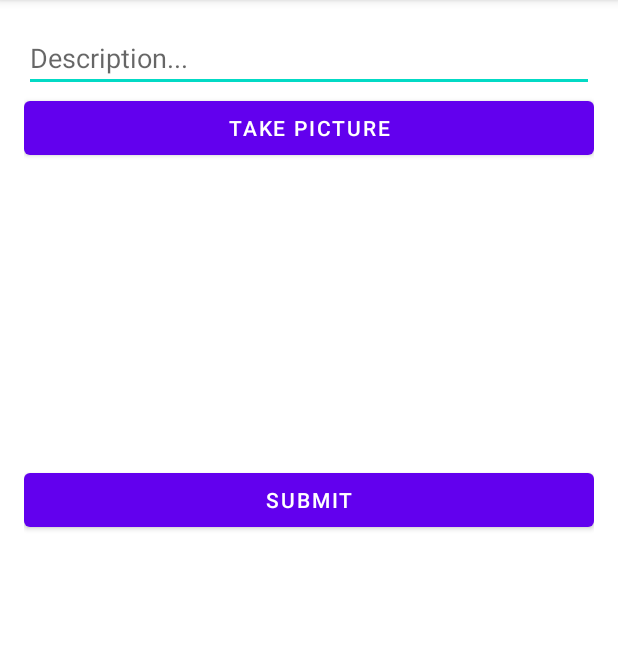
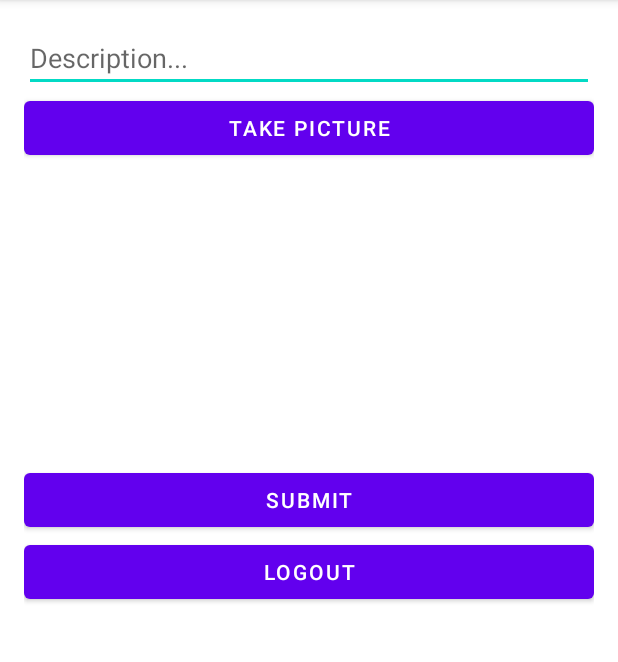
Before and after one commit to hamzaali360/InstagramClone, an Android app: the MainActivity screen opened directly, with no data from a screen before it, on a phone screen of 412 x 824 dp, the part 84-746 px from its top. Run offline under Robolectric (Android 15) with nearby library versions, the phone set to English and light mode, and no system bars; libraries missing offline, so code that uses them is left out: com.parse.

Commit message:
updating projecting that is now working

```diff
--- a/app/src/main/java/com/codepath/instagramclone/MainActivity.java
+++ b/app/src/main/java/com/codepath/instagramclone/MainActivity.java
@@ -7,7 +7,6 @@ import android.net.Uri;
 import android.os.Bundle;
 import android.os.Environment;
 import android.provider.MediaStore;
-import android.service.autofill.SaveCallback;
 import android.util.Log;
 import android.view.View;
 import android.widget.Button;
@@ -19,8 +18,14 @@ import androidx.annotation.Nullable;
 import androidx.appcompat.app.AppCompatActivity;
 import androidx.core.content.FileProvider;
 
+import com.parse.FindCallback;
+import com.parse.ParseException;
+import com.parse.ParseFile;
+import com.parse.ParseQuery;
+import com.parse.ParseUser;
+import com.parse.SaveCallback;
+
 import java.io.File;
-import java.text.ParseException;
 import java.util.List;
 
 public class MainActivity extends AppCompatActivity {
@@ -32,6 +37,8 @@ public class MainActivity extends AppCompatActivity {
     private ImageView ivPostImage;
     private Button btnSubmit;
     private File photoFile;
+    private Button btnLogout;
+    private String photoFileName = "photo.jpg";
 
     @Override
     protected void onCreate(Bundle savedInstanceState) {
@@ -42,6 +49,17 @@ public class MainActivity extends AppCompatActivity {
         btnCaptureImage = findViewById(R.id.btnCaptureImage);
         ivPostImage = findViewById(R.id.ivPostImage);
         btnSubmit = findViewById(R.id.btnSubmit);
+        btnLogout = findViewById(R.id.btnLogin);
+
+//        btnLogout.setOnClickListener(new View.OnClickListener() {
+//            @Override
+//            public void onClick(View v) {
+//                //Log.i(TAG, "onClick logout button");
+//                //ParseUser.logOut();
+//                //ParseUser currentUser = ParseUser.getCurrentUser();
+//                //logout(currentUser);
+//            }
+//        });
 
         btnCaptureImage.setOnClickListener(new View.OnClickListener() {
             @Override
@@ -67,9 +85,24 @@ public class MainActivity extends AppCompatActivity {
                 ParseUser currentUser = ParseUser.getCurrentUser();
                 savePost(description, currentUser, photoFile);
             }
+
         });
+
+
     }
-
+//    private void logout(ParseUser currentUser) {
+//        Log.i(TAG, "Attempting to logout user " + currentUser);
+//        if (currentUser != null) {
+//            // do stuff with the user
+//            ParseUser.logOut();
+//            currentUser = ParseUser.getCurrentUser();
+//        } else {
+//            Intent i = new Intent(MainActivity.this, LoginActivity.class);
+//            startActivity(i);
+//            finish();
+//            // show the signup or login screen
+//        }
+    //}
     private void launchCamera() {
         // create Intent to take a picture and return control to the calling application
         Intent intent = new Intent(MediaStore.ACTION_IMAGE_CAPTURE);
@@ -91,7 +124,7 @@ public class MainActivity extends AppCompatActivity {
     }
 
     @Override
-    protected void OnActivityResult(int requestCode, int resultCode, @Nullable Intent data) {
+    protected void onActivityResult(int requestCode, int resultCode, @Nullable Intent data) {
         super.onActivityResult(requestCode, resultCode, data);
         if (requestCode == CAPTURE_IMAGE_ACTIVITY_REQUEST_CODE) {
             if (resultCode == RESULT_OK) {
@@ -139,15 +172,17 @@ public class MainActivity extends AppCompatActivity {
                 etDescription.setText("");
                 ivPostImage.setImageResource(0);
             }
-        });
+
+    });
     }
+
 
     private void queryPost() {
         ParseQuery<Post> query = ParseQuery.getQuery(Post.class);
         query.include(Post.KEY_USER);
         query.findInBackground(new FindCallback<Post>() {
             @Override
-            public void done(List<Post > posts, ParseException e) {
+            public void done(List<Post > posts, com.parse.ParseException e) {
                 if (e != null) {
                     Log.e(TAG, "Issue with getting posts", e);
                     return;
--- a/app/src/main/java/com/codepath/instagramclone/ParseApplication.java
+++ b/app/src/main/java/com/codepath/instagramclone/ParseApplication.java
@@ -11,15 +11,11 @@ public class ParseApplication extends Application {
     public void onCreate() {
         super.onCreate();
 
-        ParseObject.registerSubclass(TodoItem.class);
-
         ParseObject.registerSubclass(Post.class);
         Parse.initialize(new Parse.Configuration.Builder(this)
                 .applicationId("j8oCzmbI5JFR4U6ssZ4RvXACReVWDCLTMFt4Cdb6")
                 .clientKey("8q4DhU7x709G19qOM2RCvY8S09BEaaW9likkUt4a")
                 .server("https://parseapi.back4app.com")
-                .build()
-        );
-    }
+                .build());
     }
 }
--- a/app/src/main/java/com/codepath/instagramclone/Post.java
+++ b/app/src/main/java/com/codepath/instagramclone/Post.java
@@ -1,7 +1,9 @@
 package com.codepath.instagramclone;
 
 import com.parse.ParseClassName;
+import com.parse.ParseFile;
 import com.parse.ParseObject;
+import com.parse.ParseUser;
 
 @ParseClassName("Post")
 public class Post extends  ParseObject{
@@ -30,10 +32,6 @@ public class Post extends  ParseObject{
         return getParseUser(KEY_USER);
     }
 
-    public void setUser() {
-        return getParseUser(KEY_USER);
-    }
-
     public void setUser(ParseUser user) {
         put(KEY_USER, user);
     }
--- a/app/src/main/res/layout/activity_login.xml
+++ b/app/src/main/res/layout/activity_login.xml
@@ -1,7 +1,6 @@
 <?xml version="1.0" encoding="utf-8"?>
 <LinearLayout xmlns:android="http://schemas.android.com/apk/res/android"
     xmlns:tools="http://schemas.android.com/tools"
-    android:id="@+id/btnLogin"
     android:layout_width="match_parent"
     android:layout_height="wrap_content"
     android:layout_margin="16dp"
@@ -26,9 +25,10 @@
         android:inputType="textPassword" />
 
     <Button
+        android:id="@+id/btnLogin"
         android:layout_width="match_parent"
         android:layout_height="wrap_content"
         android:layout_weight="1"
-        android:text="Login"/>
+        android:text="Login" />
 
 </LinearLayout>
--- a/app/src/main/res/layout/activity_main.xml
+++ b/app/src/main/res/layout/activity_main.xml
@@ -1,7 +1,6 @@
 <?xml version="1.0" encoding="utf-8"?>
 <LinearLayout
     xmlns:android="http://schemas.android.com/apk/res/android"
-    xmlns:app="http://schemas.android.com/apk/res-auto"
     xmlns:tools="http://schemas.android.com/tools"
     android:orientation="vertical"
     android:layout_margin="16dp"
@@ -22,6 +21,8 @@
         android:layout_height="wrap_content"
         android:text="Take Picture" />
 
+
+
     <ImageView
         android:id="@+id/ivPostImage"
         android:layout_width="match_parent"
@@ -34,6 +35,11 @@
         android:layout_height="wrap_content"
         android:text="Submit" />
 
+    <Button
+        android:id="@+id/btnLogout"
+        android:layout_width="match_parent"
+        android:layout_height="wrap_content"
+        android:text="Logout" />
 
 
 </LinearLayout>
--- a/build.gradle
+++ b/build.gradle
@@ -14,6 +14,8 @@ buildscript {
 
 allprojects {
     repositories {
+        google()
+        mavenCentral()
         maven { url "https://jitpack.io" }
     }
 }
```
Also changed, not shown: app/src/main/java/com/codepath/instagramclone/LoginActivity.java (+7 -4 lines), app/src/main/res/xml/fileprovider.xml (+8 -2 lines), settings.gradle (+8 -8 lines).
